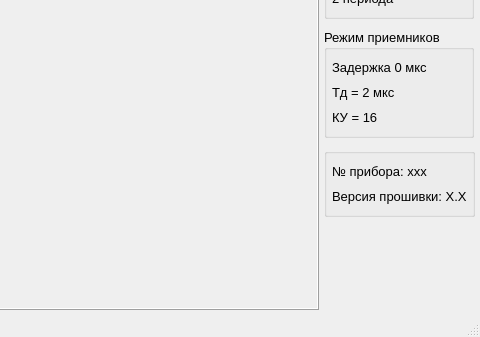
Old version of the form mainwindow.ui in the repository BatleCat/Qt_akp_reg; both pictures show x 652 to 1132 and y 507 to 844 of the 1132 by 844 pixel window.
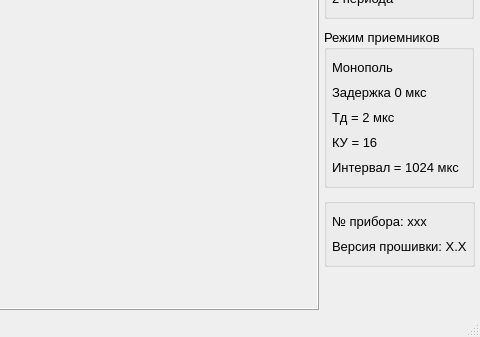
New version of the form. Icons and pictures are not drawn.

Commit message: Отображение в интерфейсе информации по длительности измерения и типе приемников

What changed in the file:
```diff
--- a/mainwindow.ui
+++ b/mainwindow.ui
@@ -824,6 +824,13 @@
          <property name="bottomMargin">
           <number>10</number>
          </property>
+         <item>
+          <widget class="QLabel" name="label_RXtype">
+           <property name="text">
+            <string>Монополь</string>
+           </property>
+          </widget>
+         </item>
          <item>
           <widget class="QLabel" name="label_RXdelay">
            <property name="text">
@@ -845,6 +852,13 @@
            </property>
           </widget>
          </item>
+         <item>
+          <widget class="QLabel" name="label_TimeOfMeserment">
+           <property name="text">
+            <string>Интервал = 1024 мкс</string>
+           </property>
+          </widget>
+         </item>
         </layout>
         <zorder>label_RXtd</zorder>
         <zorder>label_RXku</zorder>
```
Left out of the diff: 2 changed lines with no effect on the pictures. The commit also changes 3 other files.
